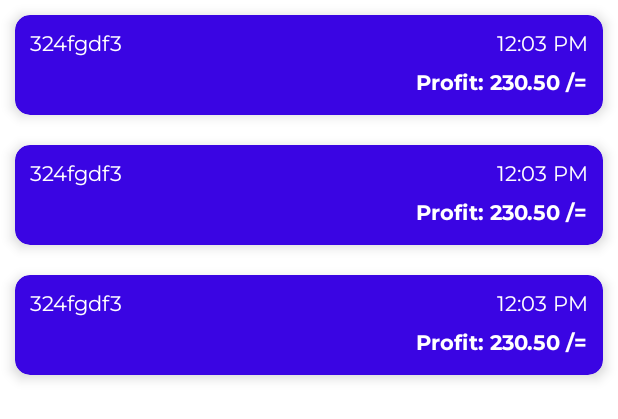
After one commit to Kagiri11/Room-Inventory-System, an Android app: the layout fragment_sell_history.xml on its own in the app's theme, with its tools: preview values and no code run, on a phone screen of 412 x 824 dp. The commit adds this screen. Shown: the top 419 px of the screen. Run offline under Robolectric (Android 15) with nearby library versions, the phone set to English and light mode, and no system bars; Roboto replaces fonts that are not available here.

Commit message:
feat: created UI for sell histories and consequent viewmodels

```diff
--- a/app/src/main/java/com/example/myshop/data/ShopDatabaseDao.kt
+++ b/app/src/main/java/com/example/myshop/data/ShopDatabaseDao.kt
@@ -24,4 +24,7 @@ interface ShopDatabaseDao {
     @Query("SELECT * FROM sells_table ORDER BY id DESC")
     suspend fun getSellEntries():List<SellEntry>
 
+    @Insert(onConflict = OnConflictStrategy.REPLACE)
+    suspend fun addSellEntry(entry:SellEntry)
+
 }
--- a/app/src/main/java/com/example/myshop/ui/adapters/SellItemAdapter.kt
+++ b/app/src/main/java/com/example/myshop/ui/adapters/SellItemAdapter.kt
@@ -8,11 +8,12 @@ import androidx.recyclerview.widget.DiffUtil
 import androidx.recyclerview.widget.RecyclerView
 import com.example.myshop.R
 import com.example.myshop.databinding.ItemSellBinding
+import com.example.myshop.databinding.ItemSellEntryBinding
 import com.example.myshop.model.Item
 
 class SellItemAdapter : RecyclerView.Adapter<SellItemAdapter.SellItemViewHolder>(){
 
-    class SellItemViewHolder(val binding:ItemSellBinding): RecyclerView.ViewHolder(binding.root)
+    class SellItemViewHolder(val binding: ItemSellEntryBinding): RecyclerView.ViewHolder(binding.root)
 
     private val differCallback = object : DiffUtil.ItemCallback<Item>() {
 
--- /dev/null
+++ b/app/src/main/res/layout/fragment_sell_history.xml
@@ -0,0 +1,24 @@
+<?xml version="1.0" encoding="utf-8"?>
+<layout xmlns:android="http://schemas.android.com/apk/res/android"
+    xmlns:tools="http://schemas.android.com/tools"
+    xmlns:app="http://schemas.android.com/apk/res-auto">
+
+    <data>
+
+    </data>
+
+    <androidx.constraintlayout.widget.ConstraintLayout
+        android:layout_width="match_parent"
+        android:layout_height="match_parent"
+        tools:context=".ui.sellhistory.SellHistoryFragment">
+
+        <androidx.recyclerview.widget.RecyclerView
+            android:id="@+id/rv_sell_history"
+            android:layout_width="match_parent"
+            android:layout_height="match_parent"
+            tools:listitem="@layout/item_sell_entry"
+            app:layoutManager="androidx.recyclerview.widget.GridLayoutManager" />
+
+
+    </androidx.constraintlayout.widget.ConstraintLayout>
+</layout>
--- a/app/src/main/res/layout/item_sell_entry.xml
+++ b/app/src/main/res/layout/item_sell_entry.xml
@@ -1,7 +1,13 @@
 <?xml version="1.0" encoding="utf-8"?>
-<androidx.constraintlayout.widget.ConstraintLayout xmlns:android="http://schemas.android.com/apk/res/android"
+<layout xmlns:android="http://schemas.android.com/apk/res/android"
+    xmlns:app="http://schemas.android.com/apk/res-auto">
+
+    <data>
+
+    </data>
+
+    <androidx.constraintlayout.widget.ConstraintLayout
         android:layout_width="match_parent"
-    xmlns:app="http://schemas.android.com/apk/res-auto"
         android:layout_height="wrap_content">
 
         <com.google.android.material.card.MaterialCardView
@@ -19,6 +25,7 @@
             <androidx.constraintlayout.widget.ConstraintLayout
                 android:layout_width="match_parent"
                 android:layout_height="match_parent">
+
                 <TextView
                     android:id="@+id/tv_sell_entry_id"
                     android:layout_width="wrap_content"
@@ -29,7 +36,8 @@
                     android:fontFamily="@font/montserrat"
                     android:textColor="@color/white"
                     android:layout_marginStart="10dp"
-                android:layout_marginTop="10dp"/>
+                    android:layout_marginTop="10dp" />
+
                 <TextView
                     android:id="@+id/tv_sell_entry_time"
                     android:layout_width="wrap_content"
@@ -40,7 +48,8 @@
                     android:layout_marginTop="10dp"
                     app:layout_constraintTop_toTopOf="parent"
                     app:layout_constraintEnd_toEndOf="parent"
-                android:layout_marginEnd="10dp"/>
+                    android:layout_marginEnd="10dp" />
+
                 <androidx.recyclerview.widget.RecyclerView
                     android:layout_marginHorizontal="10dp"
                     android:id="@+id/rv_sold_items"
@@ -48,7 +57,8 @@
                     android:layout_height="wrap_content"
                     app:layout_constraintTop_toBottomOf="@id/tv_sell_entry_time"
                     android:layout_marginTop="5dp"
-                app:layoutManager="androidx.recyclerview.widget.LinearLayoutManager"/>
+                    app:layoutManager="androidx.recyclerview.widget.LinearLayoutManager" />
+
                 <TextView
                     android:layout_width="wrap_content"
                     android:layout_height="wrap_content"
@@ -59,7 +69,7 @@
                     android:layout_marginBottom="10dp"
                     app:layout_constraintTop_toBottomOf="@id/rv_sold_items"
                     android:fontFamily="@font/montserrat_bold"
-                android:textColor="@color/white"/>
+                    android:textColor="@color/white" />
 
 
             </androidx.constraintlayout.widget.ConstraintLayout>
@@ -67,3 +77,4 @@
 
 
     </androidx.constraintlayout.widget.ConstraintLayout>
+</layout>
--- a/build.gradle
+++ b/build.gradle
@@ -17,7 +17,7 @@ buildscript {
     }
     dependencies {
         classpath "com.android.tools.build:gradle:7.0.1"
-        classpath "org.jetbrains.kotlin:kotlin-gradle-plugin:$kotlin_version"
+        classpath "org.jetbrains.kotlin:kotlin-gradle-plugin:1.5.20"
         classpath "com.google.dagger:hilt-android-gradle-plugin:$hilt_version"
 
         // NOTE: Do not place your application dependencies here; they belong
```
Also changed, not shown: app/src/main/java/com/example/myshop/ui/adapters/SellHistoryAdapter.kt (added, +49 -0 lines), app/src/main/java/com/example/myshop/ui/sellhistory/SellHistoryFragment.kt (added, +27 -0 lines), 2 other files. Lines whose indentation alone changed are shown as unchanged.
